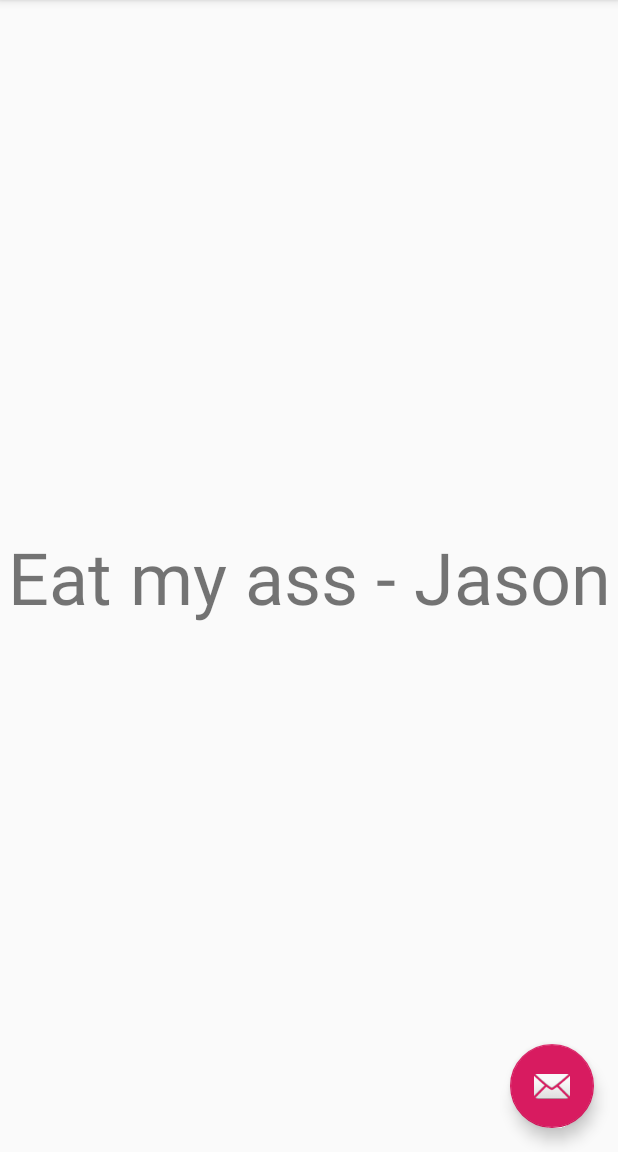
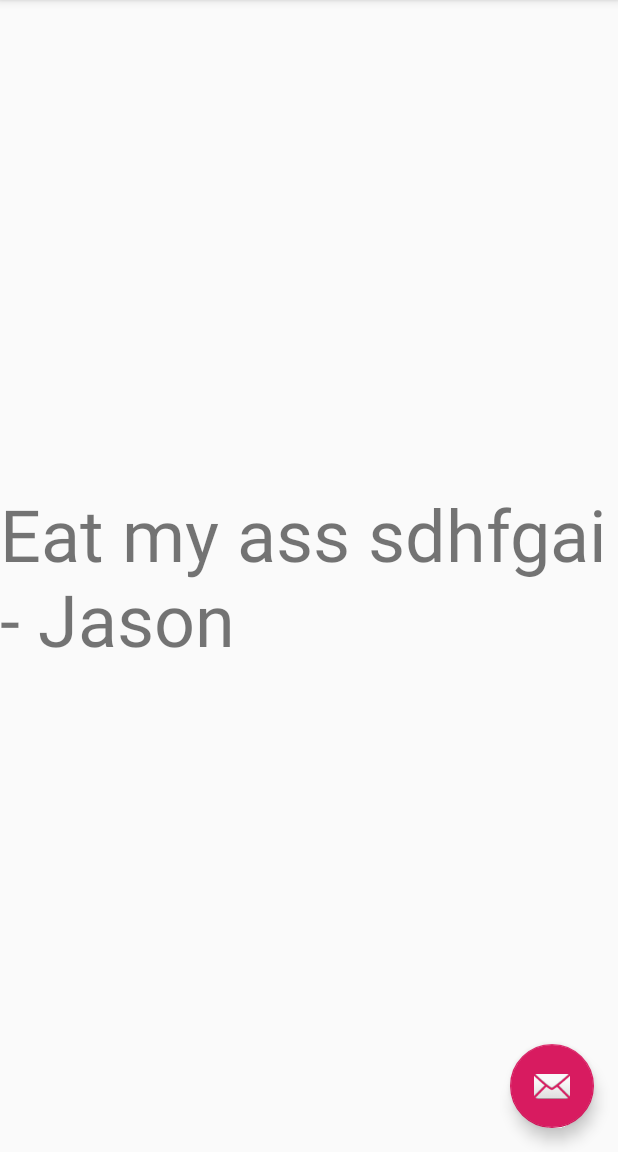
Before and after one commit to JPaik649/Eventify, an Android app: the screen it shows after launch (MainActivity), on a phone screen of 412 x 824 dp, the part 84-1236 px from its top. Run offline under Robolectric (Android 15) with nearby library versions, the phone set to English and light mode, and no system bars.

Commit message:
test ignore

```diff
--- a/HelloWorldEventProject/app/src/main/res/values/strings.xml
+++ b/HelloWorldEventProject/app/src/main/res/values/strings.xml
@@ -1,5 +1,5 @@
 <resources>
     <string name="app_name">Current Events</string>
     <string name="action_settings">Settings</string>
-    <string name="test">Eat my ass - Jason</string>
+    <string name="test">Eat my ass sdhfgai - Jason</string>
 </resources>
```
Also changed, not shown: 2 other files.
